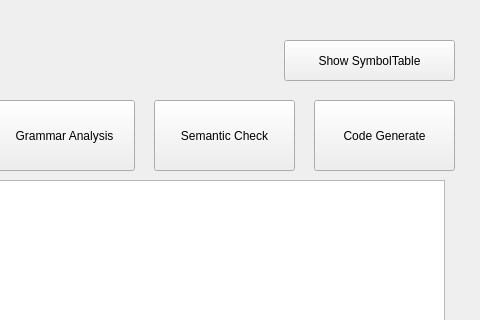
Above: compilerUI.ui from phoeagon/CompilerCourseLab before the change; both pictures show x 196 to 676 and y 0 to 320 of the 676 by 661 pixel window. Below: the same form after it.
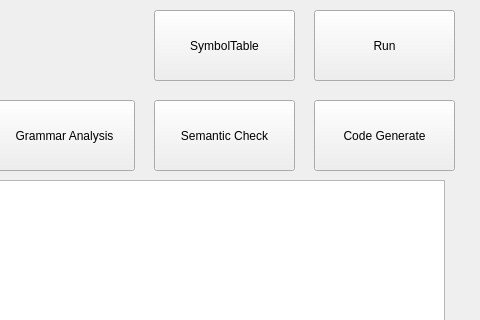
That is the form after the change. Icons and pictures are not drawn.

Commit message: simple execution code

What changed in the file:
```diff
--- a/compilerUI.ui
+++ b/compilerUI.ui
@@ -118,14 +118,30 @@
    <widget class="QPushButton" name="symbolTable">
     <property name="geometry">
      <rect>
-      <x>480</x>
-      <y>40</y>
-      <width>171</width>
-      <height>41</height>
+      <x>350</x>
+      <y>10</y>
+      <width>141</width>
+      <height>71</height>
      </rect>
     </property>
     <property name="text">
-     <string>Show SymbolTable</string>
+     <string>SymbolTable</string>
+    </property>
+   </widget>
+   <widget class="QPushButton" name="runButt">
+    <property name="geometry">
+     <rect>
+      <x>510</x>
+      <y>10</y>
+      <width>141</width>
+      <height>71</height>
+     </rect>
+    </property>
+    <property name="styleSheet">
+     <string notr="true">image: url(:/icon/playIcon.png);</string>
+    </property>
+    <property name="text">
+     <string>Run</string>
     </property>
    </widget>
   </widget>
```
Left out of the diff: 25 changed lines with no effect on the pictures. The commit also changes 2 other files.
